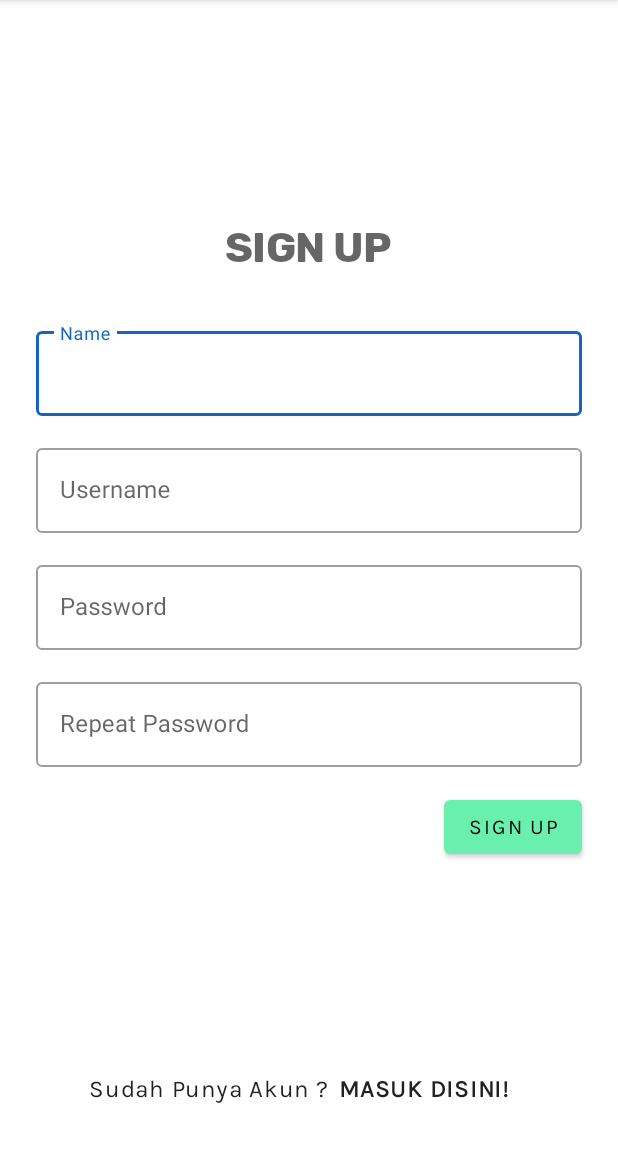
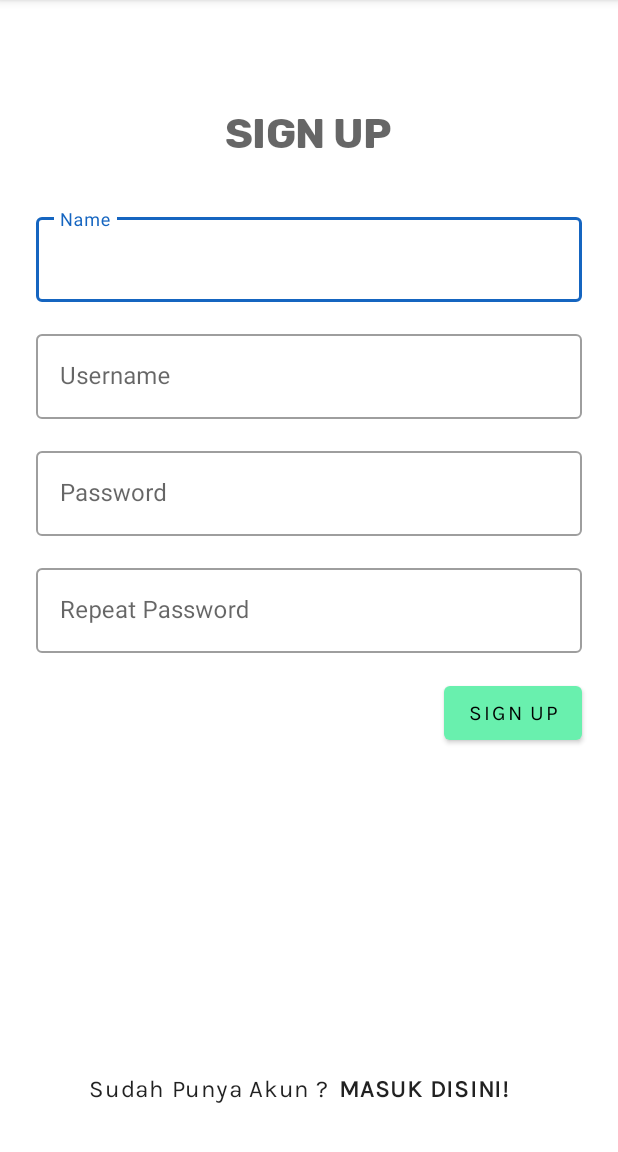
Before and after one commit to rizkyyusfian/OnlineShop, an Android app: the SignUpActivity screen opened directly, with no data from a screen before it, on a phone screen of 412 x 824 dp, the part 84-1236 px from its top. Run offline under Robolectric (Android 15) with nearby library versions, the phone set to English and light mode, and no system bars; our stand-ins replace Volley.

Commit message:
buat intent login+signup

```diff
--- a/app/src/main/java/com/ubaya/onlineshop/SignUpActivity.kt
+++ b/app/src/main/java/com/ubaya/onlineshop/SignUpActivity.kt
@@ -1,13 +1,55 @@
 package com.ubaya.onlineshop
 
+import android.content.Intent
 import androidx.appcompat.app.AppCompatActivity
 import android.os.Bundle
+import android.util.Log
+import com.android.volley.Request
+import com.android.volley.Response
+import com.android.volley.toolbox.StringRequest
+import com.android.volley.toolbox.Volley
+import kotlinx.android.synthetic.main.activity_login.*
+import kotlinx.android.synthetic.main.activity_sign_up.*
+import org.json.JSONObject
 
 class SignUpActivity : AppCompatActivity() {
     override fun onCreate(savedInstanceState: Bundle?) {
         super.onCreate(savedInstanceState)
         setContentView(R.layout.activity_sign_up)
 
+        txtLogin.setOnClickListener {
+            var intent = Intent(this, LoginActivity::class.java)
+            startActivity(intent)
+        }
 
+//        val q = Volley.newRequestQueue(this)
+//        val url = "http://ubaya.prototipe.net/nmp160418112/signup.php"
+//        var stringRequest = StringRequest(Request.Method.POST, url,
+//            {
+//                Log.d("apiresult", it)
+//                val obj = JSONObject(it)
+//                if(obj.getString("result") == "OK")
+//                {
+//                    val data = obj.getJSONArray("data")
+//                    for(i in 0 until data.length()) {
+//                        val playObj = data.getJSONObject(i)
+//                        val playlist = Playlist(
+//                            playObj.getInt("id"),
+//                            playObj.getString("title"),
+//                            playObj.getString("subtitle"),
+//                            playObj.getString("description"),
+//                            playObj.getString("image_url"),
+//                            playObj.getInt("num_likes")
+//                        )
+//                        playlists.add(playlist)
+//                    }
+//                    updateList()
+//                    Log.d("cekisiarray", playlists.toString())
+//                }
+//            },
+//            {
+//                Log.e("apiresult", it.message.toString())
+//            })
+//        q.add(stringRequest)
     }
 }
--- a/app/src/main/res/layout/activity_login.xml
+++ b/app/src/main/res/layout/activity_login.xml
@@ -10,7 +10,7 @@
         android:id="@+id/textView7"
         android:layout_width="wrap_content"
         android:layout_height="wrap_content"
-        android:layout_marginTop="148dp"
+        android:layout_marginTop="72dp"
         android:text="LOGIN"
         android:textAppearance="@style/header"
         app:layout_constraintEnd_toEndOf="parent"
--- a/app/src/main/res/layout/activity_sign_up.xml
+++ b/app/src/main/res/layout/activity_sign_up.xml
@@ -94,7 +94,7 @@
         android:id="@+id/textView9"
         android:layout_width="wrap_content"
         android:layout_height="wrap_content"
-        android:layout_marginTop="148dp"
+        android:layout_marginTop="72dp"
         android:text="SIGN UP"
         android:textAppearance="@style/header"
         app:layout_constraintEnd_toEndOf="parent"
```
Also changed, not shown: app/src/main/java/com/ubaya/onlineshop/LoginActivity.kt (+8 -0 lines).
